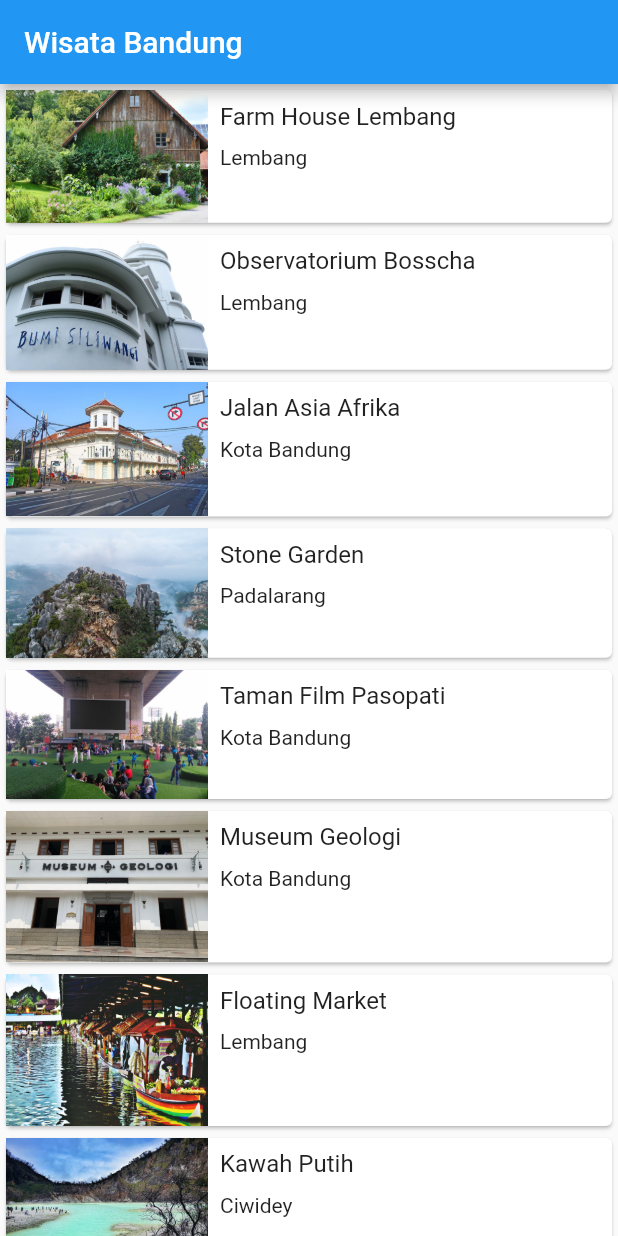
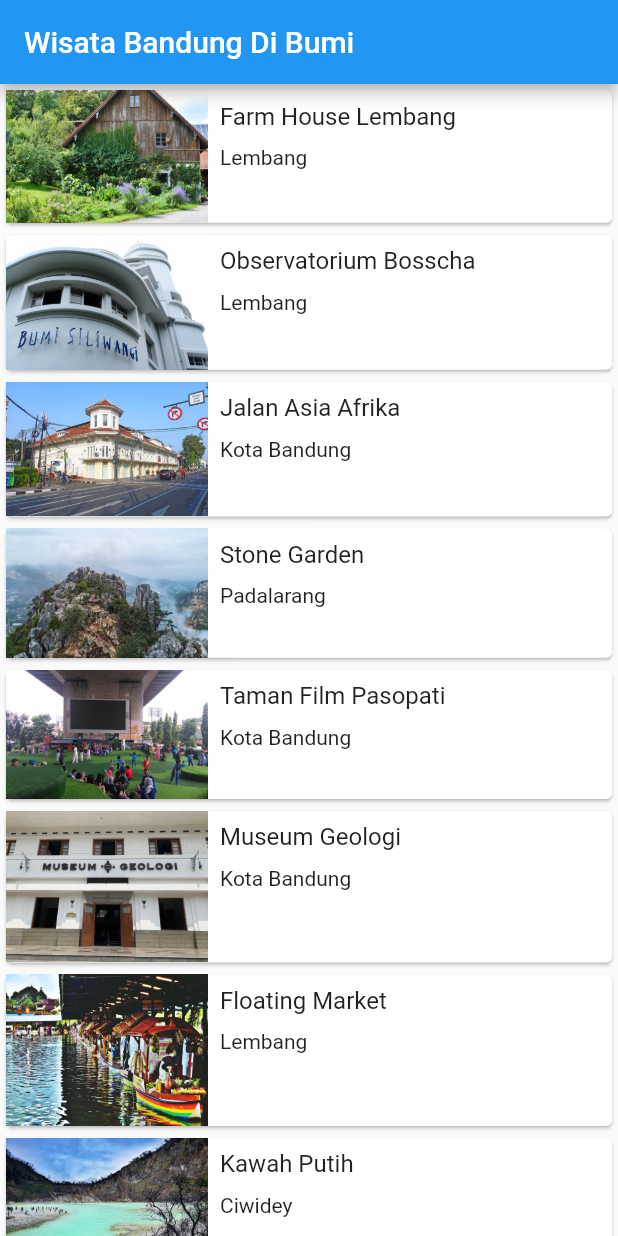
Before and after one commit to pklsmkmq/wisata-bandung, a Flutter app: the screen it shows after launch, on a phone screen of 412 x 824 dp. Run offline on Flutter 3.47's test engine with Material 2 defaults, Android fonts, the phone set to English and light mode, and no system bars.

Commit message:
main screee ubah title

```diff
--- a/lib/main_screen.dart
+++ b/lib/main_screen.dart
@@ -6,7 +6,7 @@ class MainScreen extends StatelessWidget {
   @override
   Widget build(BuildContext context) {
     return Scaffold(
-      appBar: AppBar(title: Text("Wisata Bandung")),
+      appBar: AppBar(title: Text("Wisata Bandung Di Bumi")),
       body: ListView.builder(
           itemCount: tourismPlaceList.length,
           itemBuilder: (context, index) {
```
